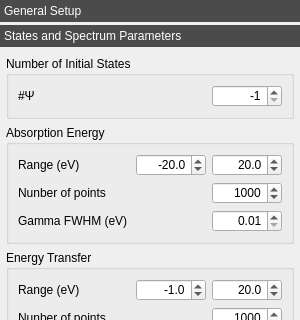
mretegan/crispy, file crispy/resources/gui/uis/quanty.ui: the form before one commit; both pictures show x 0 to 300 and y 0 to 320 of the 300 by 700 pixel window.
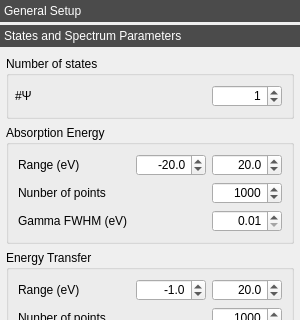
The form after the commit. The open tabs and pages were chosen to show the change. Icons and pictures are not drawn. Custom widgets are drawn as their Qt base class.

What changed in the file:
```diff
--- a/crispy/resources/gui/uis/quanty.ui
+++ b/crispy/resources/gui/uis/quanty.ui
@@ -277,9 +277,12 @@
         <item>
          <widget class="QGroupBox" name="groupBox">
           <property name="title">
-           <string>Number of Initial States</string>
+           <string>Number of states</string>
           </property>
-          <layout class="QHBoxLayout" name="_4">
+          <layout class="QHBoxLayout" name="horizontalLayout_2">
+           <property name="leftMargin">
+            <number>6</number>
+           </property>
            <item>
             <layout class="QHBoxLayout" name="nPsisHorizontalLayout">
              <item>
@@ -316,7 +319,7 @@
                 <double>9999.000000000000000</double>
                </property>
                <property name="value">
-                <double>-1.000000000000000</double>
+                <double>1.000000000000000</double>
                </property>
               </widget>
              </item>
```
